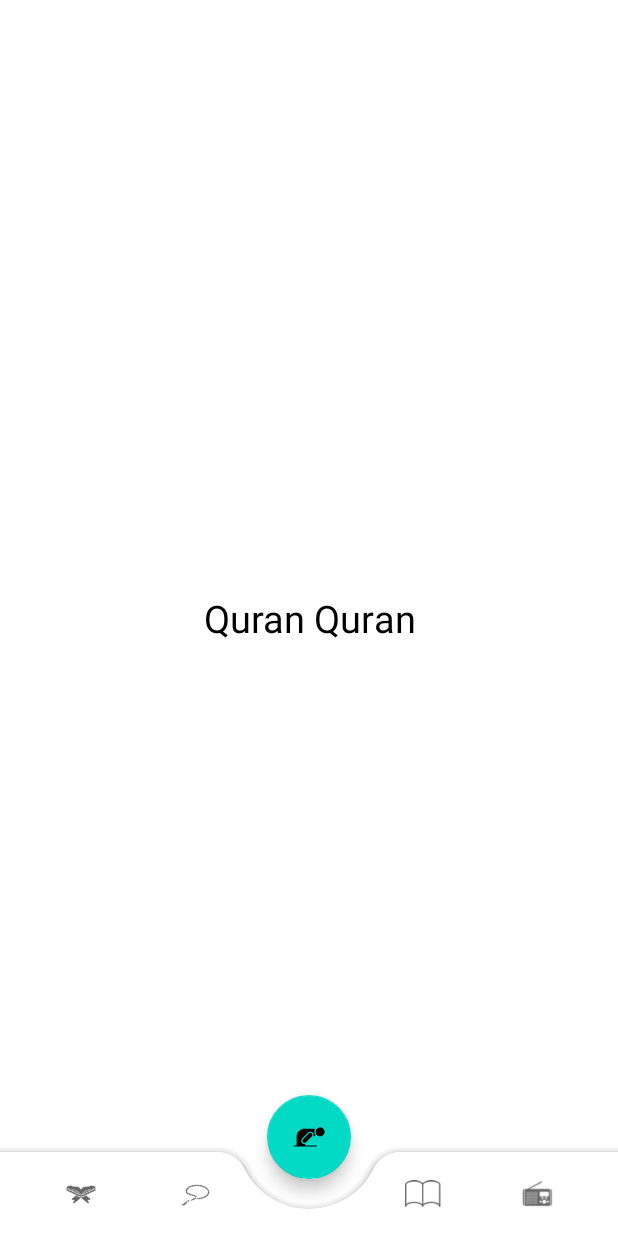
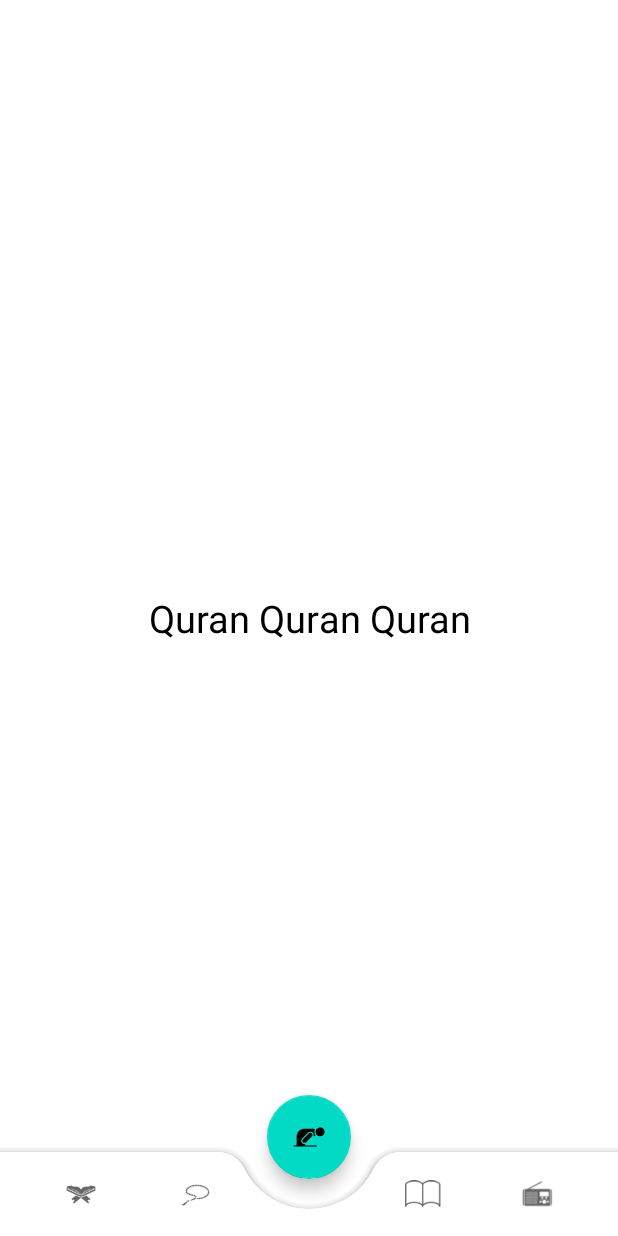
Before and after one commit to mohamadelagamal/Muslim, an Android app: the fragment QuranFragment placed in its activity, on a phone screen of 412 x 824 dp. Run offline under Robolectric (Android 15) with nearby library versions, the phone set to English and light mode, and no system bars; our stand-ins replace data binding.

Commit message:
please accept

```diff
--- a/app/src/main/res/layout/fragment_quran.xml
+++ b/app/src/main/res/layout/fragment_quran.xml
@@ -18,7 +18,7 @@
             android:layout_width="match_parent"
             android:layout_height="match_parent"
             android:gravity="center_horizontal|center_vertical"
-            android:text="Quran Quran"
+            android:text="Quran Quran Quran"
             android:textSize="25dp"
             android:textColor="@color/black" />
 
```
